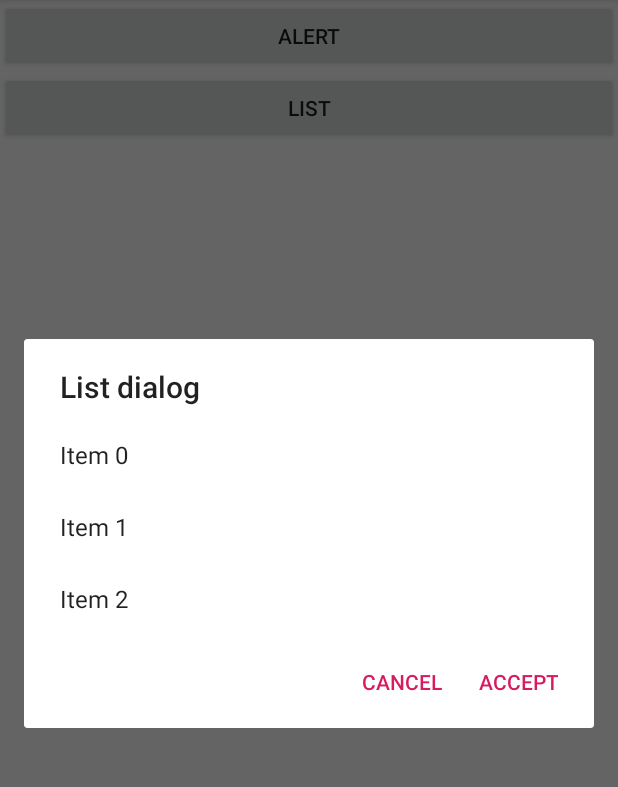
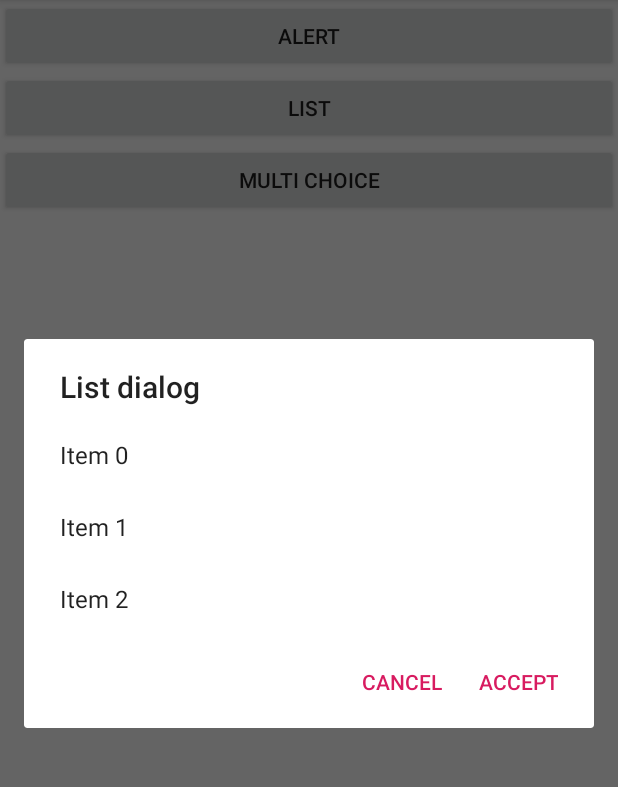
Before and after one commit to unc-mobile/Dialogs, an Android app: the screen it shows after launch (MainActivity), after a tap on "LIST", on a phone screen of 412 x 824 dp, the part 84-871 px from its top. Run offline under Robolectric (Android 15) with nearby library versions, the phone set to English and light mode, and no system bars; 2 statements that could not run were skipped.

Commit message:
Use setMultiChoiceItems to have a check list
The MultiChoiceDialog stores the items that were selected previously.

```diff
--- a/app/src/main/java/com/example/dialogs/MainActivity.java
+++ b/app/src/main/java/com/example/dialogs/MainActivity.java
@@ -10,6 +10,9 @@ import android.widget.Toast;
 public class MainActivity extends AppCompatActivity implements MyDialog.Listener {
     Button mAlert;
     Button mList;
+    Button mMultiChoice;
+
+    MultiChoiceDialog mMultiChoiceDialog;
 
     @Override
     protected void onCreate(Bundle savedInstanceState) {
@@ -30,6 +33,11 @@ public class MainActivity extends AppCompatActivity implements MyDialog.Listener
         } else if (view == mList) {
             ListDialog dialog = new ListDialog();
             dialog.show(getSupportFragmentManager(), "list");
+        } else if (view == mMultiChoice) {
+            if (mMultiChoiceDialog == null) {
+                mMultiChoiceDialog = new MultiChoiceDialog();
+            }
+            mMultiChoiceDialog.show(getSupportFragmentManager(), "multi");
         }
     }
 
--- a/app/src/main/res/layout/activity_main.xml
+++ b/app/src/main/res/layout/activity_main.xml
@@ -20,4 +20,11 @@
         android:layout_height="wrap_content"
         android:onClick="onClick"
         android:text="list" />
+
+    <Button
+        android:id="@+id/multi"
+        android:layout_width="match_parent"
+        android:layout_height="wrap_content"
+        android:onClick="onClick"
+        android:text="Multi Choice" />
 </LinearLayout>
```
Also changed, not shown: app/src/main/java/com/example/dialogs/MultiChoiceDialog.java (added, +64 -0 lines).
